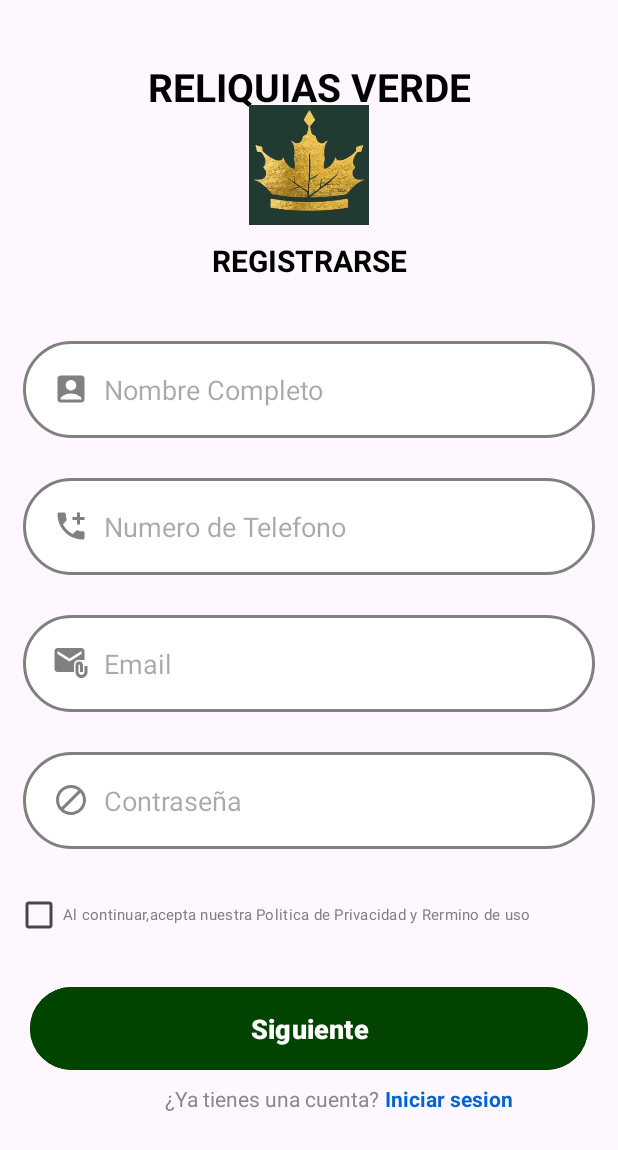
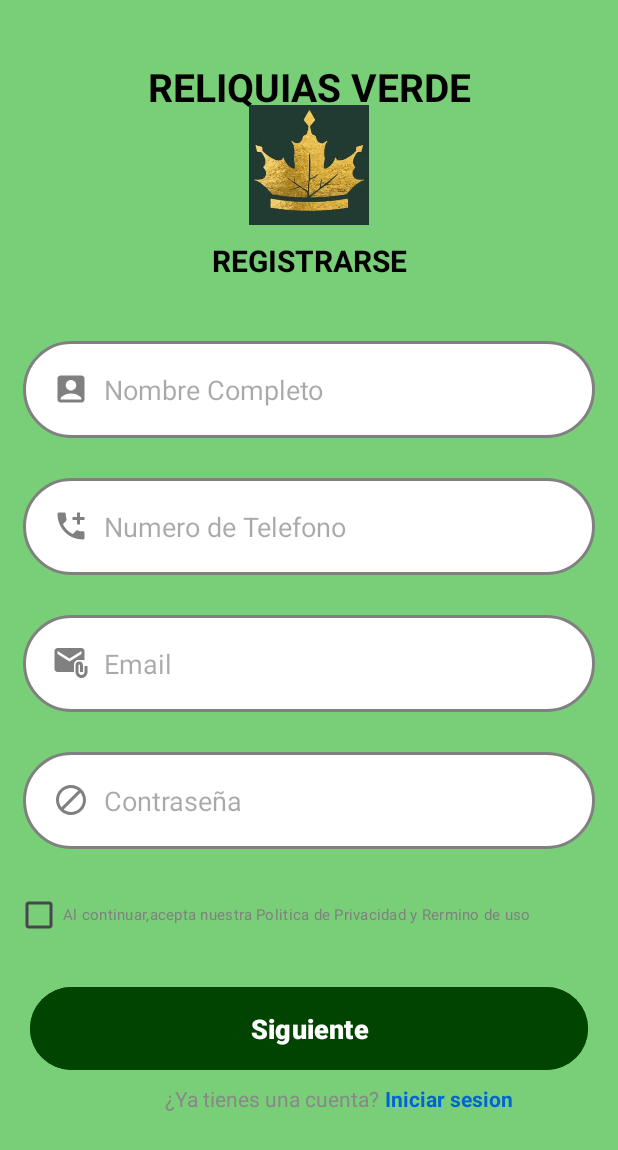
Before and after one commit to Angel96102/ProyectoGrupal, an Android app: the screen it shows after launch (MainActivity), on a phone screen of 412 x 824 dp. Shown: the top 1150 px of the screen. Run offline under Robolectric (Android 15) with nearby library versions, the phone set to English and light mode, and no system bars.

Commit message:
5 cambio

```diff
--- a/app/src/main/res/layout/activity_main.xml
+++ b/app/src/main/res/layout/activity_main.xml
@@ -5,6 +5,7 @@
     android:id="@+id/main"
     android:layout_width="match_parent"
     android:layout_height="match_parent"
+    android:background="@color/verde1"
     tools:context=".MainActivity">
 
     <LinearLayout
--- a/app/src/main/res/values/colors.xml
+++ b/app/src/main/res/values/colors.xml
@@ -4,4 +4,5 @@
     <color name="white">#FFFFFFFF</color>
     <color name="grismedio">#808080</color>
     <color name="verde">#004400</color>
+    <color name="verde1">#78cf77</color>
 </resources>
```
